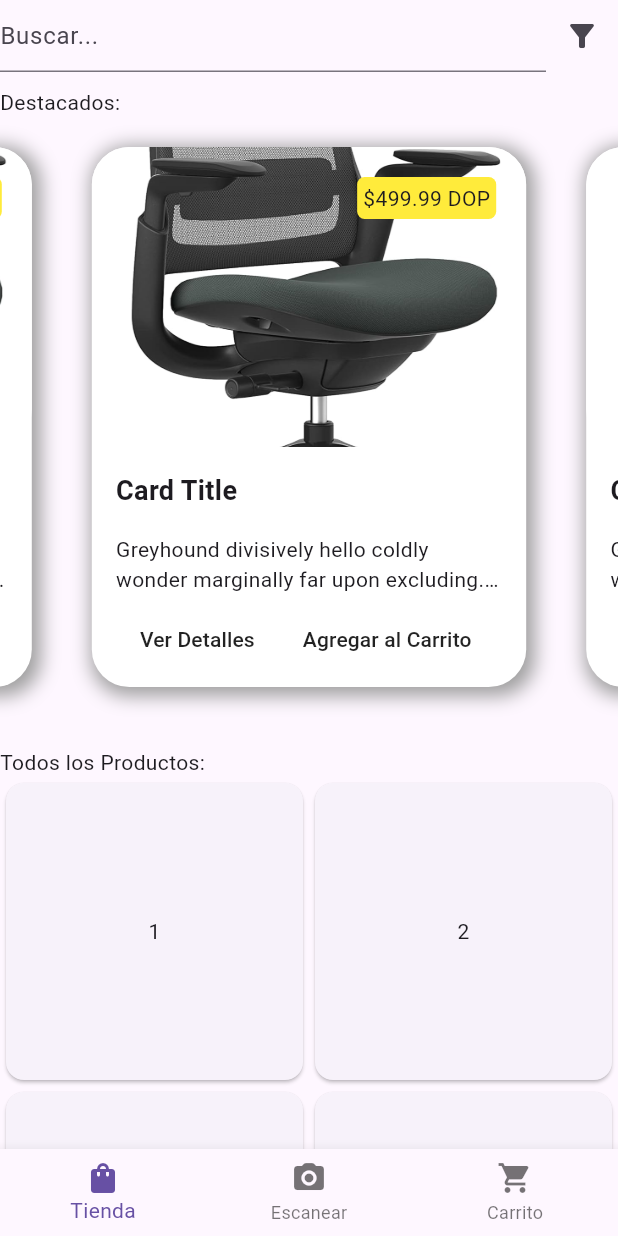
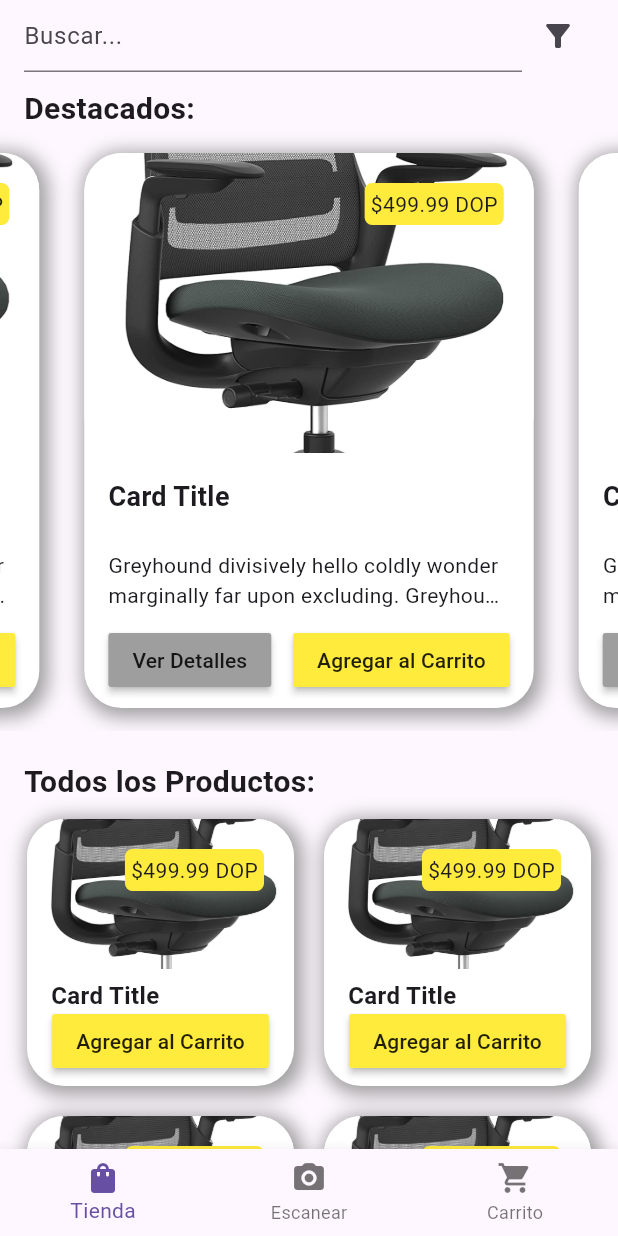
Before and after one commit to JoseRG03/RoomBox, a Flutter app: the AppRouter screen opened directly, on a phone screen of 412 x 824 dp. Run offline on Flutter 3.47's test engine with Material 3 defaults, Android fonts, the phone set to English and light mode, and no system bars; drawn by our look-alikes of carousel_slider.

Commit message:
Base Item Card Mock

```diff
--- a/lib/components/featured-items-card.dart
+++ b/lib/components/featured-items-card.dart
@@ -8,7 +8,7 @@ class FeaturedItemCard extends StatelessWidget {
   @override
   Widget build(BuildContext context) {
     return Container(
-      margin: EdgeInsets.all(20),
+      margin: EdgeInsets.all(15),
       decoration: BoxDecoration(
         borderRadius: BorderRadius.circular(25),
         color: Colors.white,
@@ -69,13 +69,16 @@ class FeaturedItemCard extends StatelessWidget {
                     overflow: TextOverflow.ellipsis,
                   ),
                   Row(
+                    mainAxisAlignment: MainAxisAlignment.spaceBetween,
                     children: [
                       MaterialButton(
+                          color: Colors.grey,
                           onPressed: () {
                             print('Ver detalles');
                           },
                           child: Text('Ver Detalles')),
                       MaterialButton(
+                          color: Colors.yellow,
                           onPressed: () {
                             print('Carrito');
                           },
--- a/lib/components/item-card.dart
+++ b/lib/components/item-card.dart
@@ -0,0 +1,87 @@
+import 'package:flutter/material.dart';
+
+class ItemCard extends StatelessWidget {
+  const ItemCard({
+    super.key,
+  });
+
+  @override
+  Widget build(BuildContext context) {
+    return Container(
+      margin: EdgeInsets.all(10),
+      height: 400,
+      decoration: BoxDecoration(
+        borderRadius: BorderRadius.circular(25),
+        color: Colors.white,
+        boxShadow: const [
+          BoxShadow(
+              color: Colors.grey,
+              offset: Offset(2.5, 2.5),
+              blurRadius: 10.0,
+              spreadRadius: 3.0)
+        ],
+      ),
+      child: Column(
+        crossAxisAlignment: CrossAxisAlignment.start,
+        children: [
+          Container(
+            height: 100,
+            width: double.infinity,
+            child: Stack(children: [
+              Positioned(
+                child: Container(
+                  child: Padding(
+                    padding: const EdgeInsets.all(4.0),
+                    child: Text('\$499.99 DOP'),
+                  ),
+                  decoration: BoxDecoration(
+                      color: Colors.yellow,
+                      borderRadius: BorderRadius.circular(5)),
+                ),
+                top: 20,
+                right: 20,
+              )
+            ]),
+            decoration: BoxDecoration(
+              borderRadius: BorderRadius.circular(25),
+              image: const DecorationImage(
+                  image: AssetImage(
+                      'assets/sample-furniture-images/work_chair.jpg'),
+                  fit: BoxFit.cover),
+            ),
+          ),
+          Expanded(
+            child: Padding(
+              padding: const EdgeInsets.symmetric(vertical: 6.0, horizontal: 16.0),
+              child: Column(
+                crossAxisAlignment: CrossAxisAlignment.start,
+                mainAxisAlignment: MainAxisAlignment.spaceBetween,
+                children: [
+                  Expanded(
+                    child: Text(
+                      "Card Title",
+                      style: TextStyle(
+                          fontSize: 16, fontWeight: FontWeight.bold),
+                    ),
+                  ),
+                  Center(
+                    child: Expanded(
+                      flex: 1,
+                      child: MaterialButton(
+                          color: Colors.yellow,
+                          onPressed: () {
+                            print('Carrito');
+                          },
+                          child: Text('Agregar al Carrito')
+                      ),
+                    ),
+                  ),
+                ],
+              ),
+            ),
+          ),
+        ],
+      ),
+    );
+  }
+}
--- a/lib/pages/app/store/home-page.dart
+++ b/lib/pages/app/store/home-page.dart
@@ -1,5 +1,8 @@
 import 'package:carousel_slider/carousel_slider.dart';
 import 'package:flutter/material.dart';
+
+import '../../../components/featured-items-card.dart';
+import '../../../components/item-card.dart';
 
 class HomePage extends StatelessWidget {
   const HomePage({super.key});
@@ -8,7 +11,9 @@ class HomePage extends StatelessWidget {
   Widget build(BuildContext context) {
     return Column(
       children: [
-        Row(
+        Padding(
+          padding: const EdgeInsets.symmetric(horizontal: 16),
+          child: Row(
             children: [
               Expanded(
                   child: TextField(
@@ -17,17 +22,24 @@ class HomePage extends StatelessWidget {
               IconButton(onPressed: () {}, icon: Icon(Icons.filter_alt))
             ],
           ),
+        ),
         SizedBox(height: 10),
         Expanded(
           child: ListView(
             children: [
-              Text('Destacados:'),
+              Padding(
+                padding: const EdgeInsets.symmetric(horizontal: 16),
+                child: Text('Destacados:', style: TextStyle(fontSize: 20, fontWeight: FontWeight.bold)),
+              ),
               SizedBox(
                 height: 400,
                 child: TopItemsCarousel(),
               ),
               const SizedBox(height: 20),
-              Text('Todos los Productos:'),
+              Padding(
+                padding: const EdgeInsets.symmetric(horizontal: 16),
+                child: Text('Todos los Productos:', style: TextStyle(fontSize: 20, fontWeight: FontWeight.bold)),
+              ),
               ProductList(),
             ],
           ),
@@ -55,98 +67,6 @@ class TopItemsCarousel extends StatelessWidget {
   }
 }
 
-class FeaturedItemCard extends StatelessWidget {
-  const FeaturedItemCard({
-    super.key,
-  });
-
-  @override
-  Widget build(BuildContext context) {
-    return Container(
-      margin: EdgeInsets.all(20),
-      decoration: BoxDecoration(
-        borderRadius: BorderRadius.circular(25),
-        color: Colors.white,
-        boxShadow: const [
-          BoxShadow(
-              color: Colors.grey,
-              offset: Offset(2.5, 2.5),
-              blurRadius: 10.0,
-              spreadRadius: 3.0)
-        ],
-      ),
-      child: Column(
-        crossAxisAlignment: CrossAxisAlignment.start,
-        children: [
-          Container(
-            height: 200,
-            width: double.infinity,
-            child: Stack(children: [
-              Positioned(
-                child: Container(
-                  child: Padding(
-                    padding: const EdgeInsets.all(4.0),
-                    child: Text('\$499.99 DOP'),
-                  ),
-                  decoration: BoxDecoration(
-                      color: Colors.yellow,
-                      borderRadius: BorderRadius.circular(5)),
-                ),
-                top: 20,
-                right: 20,
-              )
-            ]),
-            decoration: BoxDecoration(
-              borderRadius: BorderRadius.circular(25),
-              image: const DecorationImage(
-                  image: AssetImage(
-                      'assets/sample-furniture-images/work_chair.jpg'),
-                  fit: BoxFit.cover),
-            ),
-          ),
-          Expanded(
-            child: Padding(
-              padding: const EdgeInsets.only(
-                  top: 16.0, bottom: 8.0, left: 16.0, right: 16.0),
-              child: Column(
-                crossAxisAlignment: CrossAxisAlignment.start,
-                mainAxisAlignment: MainAxisAlignment.spaceBetween,
-                children: [
-                  Text(
-                    "Card Title",
-                    style: TextStyle(
-                        fontSize: 18, fontWeight: FontWeight.bold),
-                  ),
-                  SizedBox(height: 5),
-                  Text(
-                    'Greyhound divisively hello coldly wonder marginally far upon excluding. Greyhound divisively hello coldly wonder marginally far upon excluding.',
-                    maxLines: 2,
-                    overflow: TextOverflow.ellipsis,
-                  ),
-                  Row(
-                    children: [
-                      MaterialButton(
-                          onPressed: () {
-                            print('Ver detalles');
-                          },
-                          child: Text('Ver Detalles')),
-                      MaterialButton(
-                          onPressed: () {
-                            print('Carrito');
-                          },
-                          child: Text('Agregar al Carrito')),
-                    ],
-                  )
-                ],
-              ),
-            ),
-          ),
-        ],
-      ),
-    );
-  }
-}
-
 class ProductList extends StatelessWidget {
   const ProductList({
     super.key,
@@ -154,14 +74,17 @@ class ProductList extends StatelessWidget {
 
   @override
   Widget build(BuildContext context) {
-    return GridView.builder(
+    return Padding(
+      padding: const EdgeInsets.symmetric(horizontal: 8.0),
+      child: GridView.builder(
           physics: const NeverScrollableScrollPhysics(),
           shrinkWrap: true,
           gridDelegate:
               const SliverGridDelegateWithFixedCrossAxisCount(crossAxisCount: 2),
           itemCount: 20,
           itemBuilder: (context, index) {
-          return Card(child: Center(child: Text((index + 1).toString())));
-        });
+            return ItemCard();
+          }),
+    );
   }
 }
```
Lines whose indentation alone changed are shown as unchanged.
